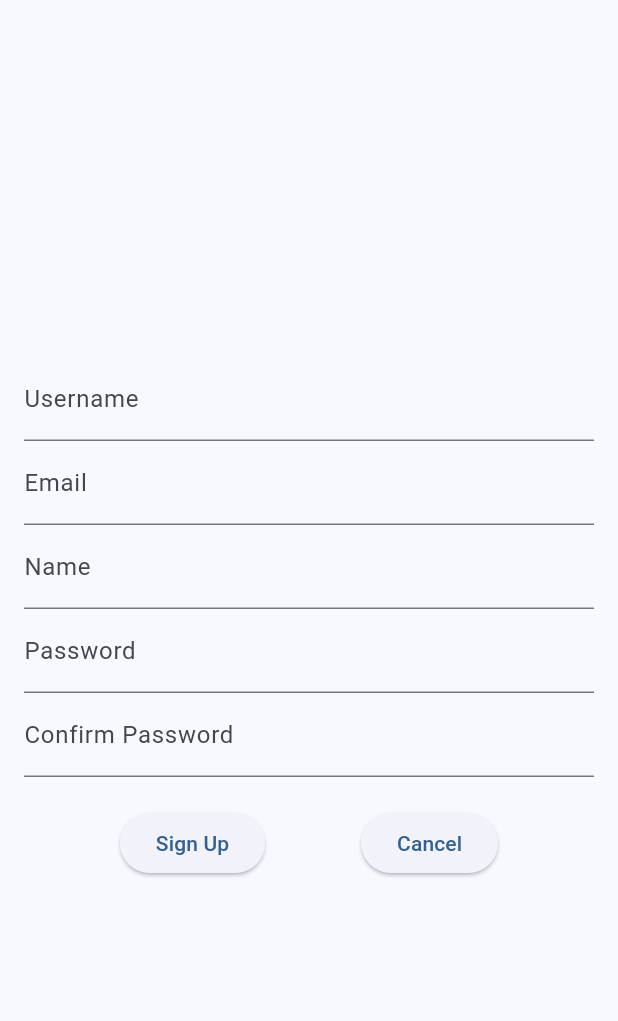
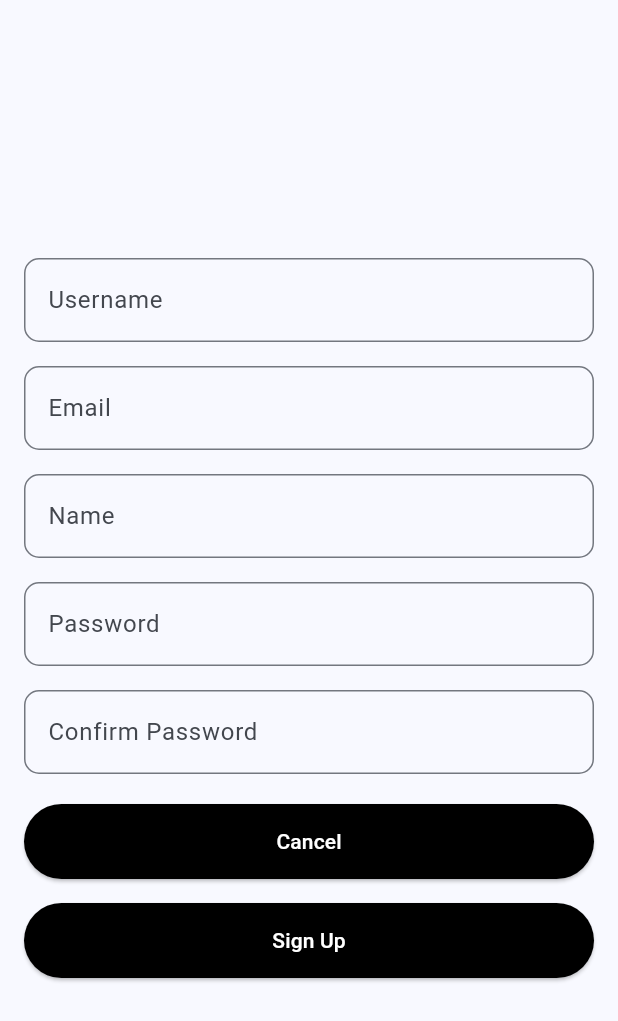
Before and after one commit to c3n0te/gocart, a Flutter app: the SignupScreen screen opened directly, on a phone screen of 412 x 824 dp. Shown: the top 1021 px of the screen. Run offline on Flutter 3.47's test engine with Material 3 defaults, Android fonts, the phone set to English and light mode, and no system bars; our stand-ins replace logger, pocketbase; network calls fail.

Commit message:
daily update

```diff
--- a/lib/screens/signup_screen.dart
+++ b/lib/screens/signup_screen.dart
@@ -47,38 +47,85 @@ class SignupScreen extends StatefulWidget {
               children: [
                 TextFormField(
                   controller: _usernameController,
-                  decoration: const InputDecoration(labelText: 'Username'),
+                  decoration: const InputDecoration(
+                    labelText: 'Username',
+                    border: OutlineInputBorder(
+                      borderRadius: BorderRadius.all(Radius.circular(10.0)),
+                    ),
+                  ),
                 ),
+                const SizedBox(height: 16),
               TextFormField(
                 keyboardType: TextInputType.emailAddress,
                 controller: _emailController,
-                decoration: const InputDecoration(labelText: 'Email'),
+                decoration: const InputDecoration(
+                  labelText: 'Email',
+                  border: OutlineInputBorder(
+                    borderRadius: BorderRadius.all(Radius.circular(10.0)),
+                  ),),
               ),
+              const SizedBox(height: 16),
               TextFormField(
                 controller: _nameController,
-                decoration: const InputDecoration(labelText: 'Name'),
+                decoration: const InputDecoration(
+                  labelText: 'Name',
+                  border: OutlineInputBorder(
+                    borderRadius: BorderRadius.all(Radius.circular(10.0)),
+                  ),
+                ),
               ),
+              const SizedBox(height: 16),
               TextFormField(
                 controller: _passwordController,
-                decoration: const InputDecoration(labelText: 'Password'),
+                decoration: const InputDecoration(
+                  labelText: 'Password',
+                  border: OutlineInputBorder(
+                    borderRadius: BorderRadius.all(Radius.circular(10.0)),
+                  ),
+                ),
                 obscureText: true,
               ),
+              const SizedBox(height: 16),
               TextFormField(
                 controller: _passwordConfirmController,
-                decoration: const InputDecoration(labelText: 'Confirm Password'),
+                decoration: const InputDecoration(
+                  labelText: 'Confirm Password',
+                  border: OutlineInputBorder(
+                    borderRadius: BorderRadius.all(Radius.circular(10.0)),
+                  ),
+                ),
                 obscureText: true,
               ),
               const SizedBox(height: 20),
-              _isLoading ? const CircularProgressIndicator() : Row(
+              _isLoading ? const CircularProgressIndicator() : Column(
                 mainAxisAlignment: MainAxisAlignment.spaceEvenly,
                 children: [
+                  ElevatedButton(
+                    onPressed: () {
+                      Navigator.pop(context); // Navigate back to the previous screen
+                    },
+                    style: ElevatedButton.styleFrom(
+                      minimumSize: const Size(double.infinity, 50),// Make button full width
+                      backgroundColor: Colors.black, // Change button color to black
+                      foregroundColor: Colors.white,
+                    ),
+                    child: const Text('Cancel'),
+                  ),
+                  const SizedBox(height: 16),
                   ElevatedButton(
                     onPressed: () async {
                       setState(() {
                         _isLoading = true;
                       });
+
                       await _signup();
+
+                      setState(() {
+                        _isLoading = false;
+                      });
+
                       if (!context.mounted) return; // Check if the widget is still mounted
+
                       if (pb.authStore.isValid) {
                         Navigator.push(context, MaterialPageRoute(builder: (context) => const HomeLayout()));
                       } else {
@@ -87,13 +134,12 @@ class SignupScreen extends StatefulWidget {
                         );
                       }
                     },
+                    style: ElevatedButton.styleFrom(
+                      minimumSize: const Size(double.infinity, 50), // Make button full width
+                      backgroundColor: Colors.black, // Change button color to black
+                      foregroundColor: Colors.white, // Change text color to white
+                    ),
                     child: const Text('Sign Up'),
-                  ),
-                  ElevatedButton(
-                    onPressed: () {
-                      Navigator.pop(context); // Navigate back to the previous screen
-                    },
-                    child: const Text('Cancel'),
                   ),
                 ],
               ),
```
Also changed, not shown: lib/screens/list_screen.dart (+10 -1 lines), lib/screens/login_screen.dart (+44 -5 lines).
